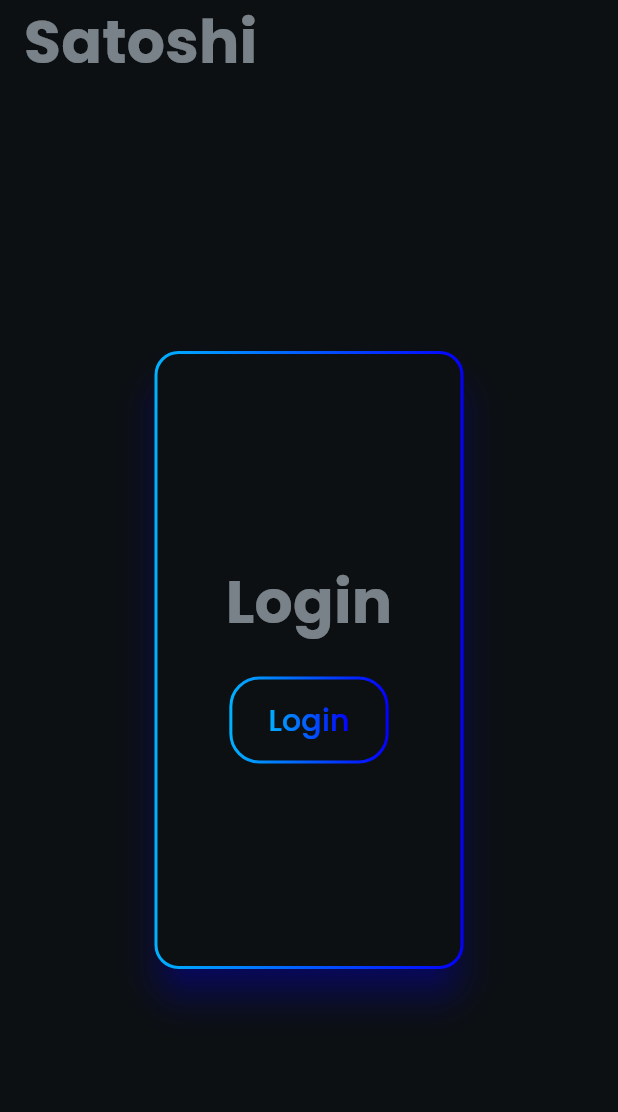
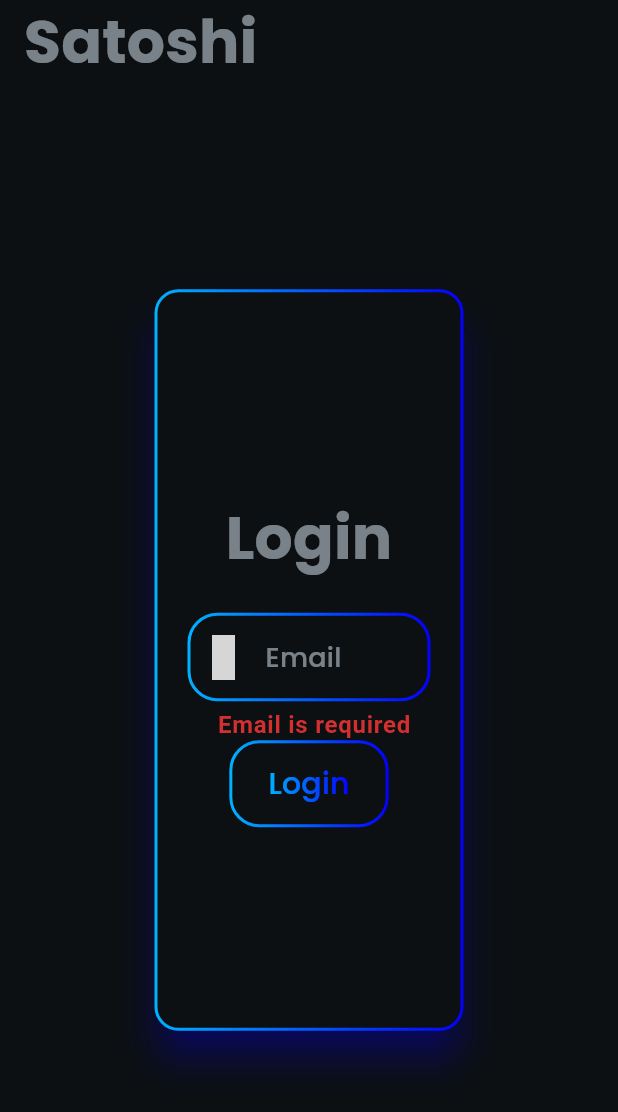
Before and after one commit to vladuhalys/flutter_task_manager, a Flutter app: the screen it shows after launch, after a tap on "Login", on a phone screen of 412 x 824 dp. Shown: the top 1112 px of the screen. Run offline on Flutter 3.47's test engine with Material 3 defaults, Android fonts, the phone set to English and light mode, and no system bars; drawn by our look-alikes of outline_gradient_button, simple_gradient_text; our stand-ins replace get, google_fonts, gradient_borders, icons_plus, logger, supabase_flutter; missing offline and left inert: gradient_coloured_buttons; accounts and stored records are empty; grey boxes are pictures that could not be loaded.

Commit message:
Add validation and components

```diff
--- a/lib/app_bindings.dart
+++ b/lib/app_bindings.dart
@@ -1,5 +1,6 @@
 import 'package:flutter_task_manager/core/theme/theme_controller.dart';
 import 'package:flutter_task_manager/feature/controllers/logger/logger_controller.dart';
+import 'package:flutter_task_manager/feature/controllers/validation/validation_controller.dart';
 import 'package:get/get.dart';
 
 class AppBindins extends Bindings {
@@ -7,5 +8,6 @@ class AppBindins extends Bindings {
   void dependencies() {
     Get.lazyPut<ThemeController>(() => ThemeController());
     Get.lazyPut<LoggerController>(() => LoggerController());
+    Get.lazyPut<ValidationController>(() => ValidationController());
   }
 }
--- a/lib/core/theme/app_colors/app_colors.dart
+++ b/lib/core/theme/app_colors/app_colors.dart
@@ -12,6 +12,8 @@ abstract class AppColors {
   static Color textLableColor = const Color(0xFF0C1013).withOpacity(0.25);
   static Color textBodyColor = const Color(0xFF0C1013).withOpacity(0.10);
 
+  static Color textError = const Color(0xFFD32F2F);
+
   //* dark theme
   static const Color darkBackgroundColor = Color(0xFF0C1013);
 
--- /dev/null
+++ b/lib/feature/controllers/validation/validation_controller.dart
@@ -0,0 +1,69 @@
+import 'package:get/get.dart';
+
+class ValidationController extends GetxController {
+  final _email = ''.obs;
+  final _password = ''.obs;
+  final _emailError = ''.obs;
+  final _passwordError = ''.obs;
+  final _isEmailValid = false.obs;
+  final _isPasswordValid = false.obs;
+
+  String get email => _email.value;
+  String get password => _password.value;
+  String get emailError => _emailError.value;
+  String get passwordError => _passwordError.value;
+  bool get isEmailValid => _isEmailValid.value;
+  bool get isPasswordValid => _isPasswordValid.value;
+
+  void onEmailChanged(String value) {
+    _email.value = value;
+    _emailError.value = '';
+    _isEmailValid.value = false;
+    update();
+  }
+
+  void onPasswordChanged(String value) {
+    _password.value = value;
+    _passwordError.value = '';
+    _isPasswordValid.value = false;
+    update();
+  }
+
+  void validateEmail() {
+    if (email.isEmpty) {
+      _emailError.value = 'Email is required';
+    } else if (!GetUtils.isEmail(email)) {
+      _emailError.value = 'Invalid email';
+    } else {
+      _isEmailValid.value = true;
+    }
+    update();
+  }
+
+  void validatePassword() {
+    if (password.isEmpty) {
+      _passwordError.value = 'Password is required';
+    } else if (password.length < 6) {
+      _passwordError.value = 'Password must be at least 6 characters';
+    } else {
+      _isPasswordValid.value = true;
+    }
+    update();
+  }
+
+  void validateAll() {
+    validateEmail();
+    validatePassword();
+    update();
+  }
+
+  void clear() {
+    _email.value = '';
+    _password.value = '';
+    _emailError.value = '';
+    _passwordError.value = '';
+    _isEmailValid.value = false;
+    _isPasswordValid.value = false;
+    update();
+  }
+}
--- a/lib/feature/views/screens/login/login_screen.dart
+++ b/lib/feature/views/screens/login/login_screen.dart
@@ -1,16 +1,21 @@
 import 'package:flutter/material.dart';
+
 import 'package:flutter_task_manager/core/theme/app_colors/app_colors.dart';
 import 'package:flutter_task_manager/core/theme/theme_controller.dart';
+import 'package:flutter_task_manager/feature/controllers/validation/validation_controller.dart';
 import 'package:flutter_task_manager/feature/views/widgets/buttons/app_outline_gradient_btn.dart';
+import 'package:flutter_task_manager/feature/views/widgets/cards/app_gradient_border_card.dart';
+import 'package:flutter_task_manager/feature/views/widgets/text/app_text_error.dart';
+import 'package:flutter_task_manager/feature/views/widgets/text_fields/app_graient_border_textfield.dart';
 import 'package:get/get.dart';
-import 'package:gradient_borders/gradient_borders.dart';
+import 'package:icons_plus/icons_plus.dart';
 
-class LoginScreen extends StatelessWidget {
+class LoginScreen extends GetWidget<ThemeController> {
   const LoginScreen({super.key});
 
   @override
   Widget build(BuildContext context) {
-    return GetBuilder<ThemeController>(builder: (themeController) {
+    return GetBuilder<ValidationController>(builder: (validationController) {
       return Scaffold(
         appBar: AppBar(
             title: Text(
@@ -18,33 +23,34 @@ class LoginScreen extends StatelessWidget {
           style: Theme.of(context).textTheme.titleMedium,
         )),
         body: Center(
-          child: Card(
-            child: Container(
-              decoration: BoxDecoration(
-                  border: GradientBoxBorder(
-                    gradient: LinearGradient(colors: [
-                      AppColors.btnGradientStart,
-                      AppColors.btnGradientEnd
-                    ]),
-                    width: 2,
-                  ),
-                  borderRadius: BorderRadius.circular(16)),
-              padding: const EdgeInsets.all(20),
+          child: AppGradientBorderCard(
+            padding: const EdgeInsets.all(10),
+            gradients: [AppColors.btnGradientStart, AppColors.btnGradientEnd],
             width: Get.width * 0.5,
-              height: Get.height * 0.5,
+            height: Get.height * 0.6,
             child: Column(
               mainAxisAlignment: MainAxisAlignment.center,
               children: [
                 Text('Login', style: Theme.of(context).textTheme.titleMedium),
                 const SizedBox(height: 20),
+                AppGradientBorderTextField(
+                    hintText: "Email",
+                    prefixIcon: const Icon(
+                      EvaIcons.email,
+                      size: 30,
+                    ),
+                    onChanged: (value) {
+                      validationController.onEmailChanged(value);
+                    }),
+                AppErrorText(errorText: validationController.emailError),
                 AppOutlineGradientButton(
                   text: 'Login',
                   onTap: () {
-                      themeController.changeTheme();
+                    validationController.validateEmail();
+                    controller.changeTheme();
                   },
                 ),
               ],
-              ),
             ),
           ),
         ),
--- /dev/null
+++ b/lib/feature/views/widgets/cards/app_gradient_border_card.dart
@@ -0,0 +1,39 @@
+import 'package:flutter/material.dart';
+import 'package:gradient_borders/gradient_borders.dart';
+
+class AppGradientBorderCard extends StatelessWidget {
+  const AppGradientBorderCard(
+      {super.key,
+      required this.gradients,
+      required this.child,
+      required this.width,
+      required this.height,
+      this.padding});
+
+  final List<Color> gradients;
+  final Widget child;
+  final double width;
+  final double height;
+  final EdgeInsetsGeometry? padding;
+
+  @override
+  Widget build(BuildContext context) {
+    return Padding(
+      padding: padding ?? const EdgeInsets.all(0),
+      child: Card(
+        child: Container(
+          decoration: BoxDecoration(
+              border: GradientBoxBorder(
+                gradient: LinearGradient(colors: gradients),
+                width: 2,
+              ),
+              borderRadius: BorderRadius.circular(16)),
+          padding: const EdgeInsets.all(20),
+          width: width,
+          height: height,
+          child: child,
+        ),
+      ),
+    );
+  }
+}
--- /dev/null
+++ b/lib/feature/views/widgets/text/app_text_error.dart
@@ -0,0 +1,28 @@
+import 'package:flutter/material.dart';
+import 'package:flutter_task_manager/core/theme/app_colors/app_colors.dart';
+
+class AppErrorText extends StatelessWidget {
+  const AppErrorText(
+      {super.key, required this.errorText, this.alignment, this.padding});
+
+  final String errorText;
+  final AlignmentGeometry? alignment;
+  final EdgeInsetsDirectional? padding;
+
+  @override
+  Widget build(BuildContext context) {
+    return Padding(
+      padding: padding ?? const EdgeInsetsDirectional.only(start: 20, top: 5),
+      child: Align(
+        alignment: alignment ?? Alignment.centerLeft,
+        child: Text(
+          errorText,
+          style: Theme.of(context).textTheme.labelMedium!.copyWith(
+                color: AppColors.textError,
+                fontSize: 16,
+              ),
+        ),
+      ),
+    );
+  }
+}
--- /dev/null
+++ b/lib/feature/views/widgets/text_fields/app_graient_border_textfield.dart
@@ -0,0 +1,56 @@
+import 'package:flutter/material.dart';
+import 'package:flutter_task_manager/core/theme/app_colors/app_colors.dart';
+import 'package:gradient_borders/input_borders/gradient_outline_input_border.dart';
+
+class AppGradientBorderTextField extends StatelessWidget {
+  const AppGradientBorderTextField(
+      {this.controller,
+      super.key,
+      this.hintText,
+      this.onChanged,
+      this.suffixIcon,
+      this.prefixIcon,
+      this.obscureText,
+      this.readOnly,
+      this.keyboardType});
+
+  final TextEditingController? controller;
+  final String? hintText;
+  final Function(String)? onChanged;
+  final Widget? suffixIcon;
+  final Widget? prefixIcon;
+  final bool? obscureText;
+  final bool? readOnly;
+  final TextInputType? keyboardType;
+
+  @override
+  Widget build(BuildContext context) {
+    return TextFormField(
+      keyboardType: keyboardType,
+      readOnly: readOnly ?? false,
+      obscureText: obscureText ?? false,
+      onChanged: onChanged,
+      controller: controller,
+      style: Theme.of(context)
+          .textTheme
+          .headlineMedium!
+          .copyWith(fontWeight: FontWeight.w500, fontSize: 18),
+      decoration: InputDecoration(
+        suffixIcon: suffixIcon,
+        prefixIcon: prefixIcon,
+        hintText: hintText,
+        hintStyle: Theme.of(context)
+            .textTheme
+            .titleMedium!
+            .copyWith(fontWeight: FontWeight.w500, fontSize: 18),
+        border: GradientOutlineInputBorder(
+          width: 2,
+          gradient: LinearGradient(
+            colors: [AppColors.btnGradientStart, AppColors.btnGradientEnd],
+          ),
+          borderRadius: BorderRadius.circular(20),
+        ),
+      ),
+    );
+  }
+}
--- a/pubspec.yaml
+++ b/pubspec.yaml
@@ -18,6 +18,8 @@ dependencies:
   gradient_coloured_buttons: ^0.1.0
   simple_gradient_text: ^1.3.0
   gradient_borders: ^1.0.0
+  icons_plus: ^5.0.0
+  gradient_icon: ^2.0.9
 
 dev_dependencies:
   flutter_test:
```
Also changed, not shown: pubspec.lock. Lines whose indentation alone changed are shown as unchanged.
